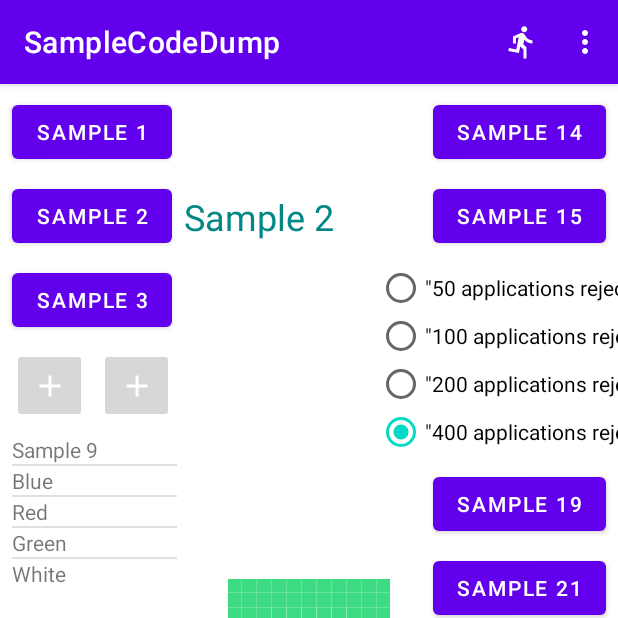
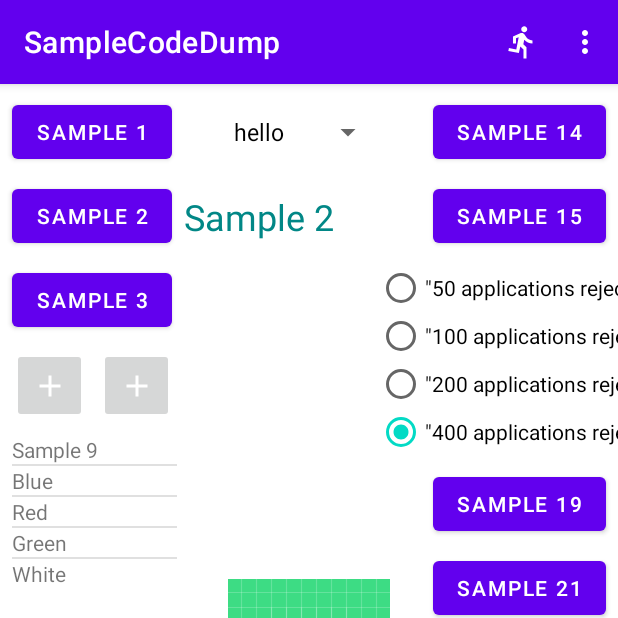
Before and after one commit to JellyRollJunior/sample-code-dump, an Android app: the screen it shows after launch (MainActivity), on a phone screen of 412 x 824 dp, the top half of it. Run offline under Robolectric (Android 15) with nearby library versions, the phone set to English and light mode, and no system bars.

Commit message:
Create simple spinner.

```diff
--- a/app/src/main/java/com/example/samplecodedump/MainActivity.java
+++ b/app/src/main/java/com/example/samplecodedump/MainActivity.java
@@ -20,6 +20,7 @@ import android.widget.ImageView;
 import android.widget.ListView;
 import android.widget.RadioButton;
 import android.widget.RadioGroup;
+import android.widget.Spinner;
 import android.widget.TextView;
 import android.widget.Toast;
 
@@ -45,6 +46,7 @@ public class MainActivity extends AppCompatActivity {
     private int sampleTwoCount = -1;                        // Can't declare in the scope of onCreate or else problems arise
     private final ArrayList<StringHolder> myStringHolderSampleTen = new ArrayList<>();
     private final ArrayList<StringHolder> myStringHolderSampleEleven = new ArrayList<>();
+    private final ArrayList<String> spinnerStringList = new ArrayList<>();
 
     @Override
     protected void onCreate(Bundle savedInstanceState) {
@@ -312,20 +314,29 @@ public class MainActivity extends AppCompatActivity {
                     >
             */
 
+        // Sample 30: Spinner + android preset layouts
+            /*
+                1. create a spinner
+                2. create spinner adapter
+                    a. (optional) create layout
+                    b. can use preset layout resources (ex: android.R.layout.simple_list_item_1)
+                3. link spinner to adapter
+            */
+            /*
+                Notes:
+                    >
+            */
+        sampleThirtySpinner();
+
+
         /*
         video notes TODO
-                    >change app icon in manifest file android:icon
-                    >fb -> findViewByID
-                    >listview adapter -> can pass in preset layouts (ex: android.R.layout.simple_list_item_1)
                     >spinner -> create spinner -> create spinner adapter (can pass preset layouts too
                         >(ex: android.R.layout.simple_spinner_dropdown_item)
                         >to do something for each item -> override setOnItemSelectedListener
                         >spinner.getSelectedItem().toString() -> can use this if set values from XML instead of from java
                             >android:entries="arrayInStringsXMLOrOther" (useful to do this way for static entries)
                     >styles.xml -> define theme of app
-                    >can create layout file for landscape and portrait for each activity
-                        >orientation for preview button (rotate screen icon top left) -> create landscape variation
-                        >can also create night / various other modes
                     >trademark layout
                     >material design.io -> using material design app themes
                     >can also change style of buttons + other components by referencing material design
@@ -355,6 +366,20 @@ public class MainActivity extends AppCompatActivity {
                         >downloadable font (use online font (not good)) / add font to project
                         >create you own -> right click font -> create new font resource file
         */
+    }
+
+    private void sampleThirtySpinner() {
+        Spinner spinner = findViewById(R.id.spinnerSample30);
+        spinnerStringList.add("hello");
+        spinnerStringList.add("world!");
+
+        ArrayAdapter<String> spinnerAdapter = new ArrayAdapter<String>(
+                this,
+                android.R.layout.simple_spinner_dropdown_item,
+                spinnerStringList
+        );
+
+        spinner.setAdapter(spinnerAdapter);
     }
 
     private void sampleTwentyEightLinearLayoutColor() {
--- a/app/src/main/res/layout/activity_main.xml
+++ b/app/src/main/res/layout/activity_main.xml
@@ -258,6 +258,15 @@
 
         </LinearLayout>
 
+        <Spinner
+            android:id="@+id/spinnerSample30"
+            android:layout_width="wrap_content"
+            android:layout_height="wrap_content"
+            app:layout_constraintBottom_toBottomOf="@+id/btnSampleFourteen"
+            app:layout_constraintEnd_toStartOf="@+id/btnSampleFourteen"
+            app:layout_constraintStart_toEndOf="@+id/btnSampleOne"
+            app:layout_constraintTop_toTopOf="@+id/btnSampleFourteen" />
+
     </androidx.constraintlayout.widget.ConstraintLayout>
 
 </androidx.coordinatorlayout.widget.CoordinatorLayout>
```
